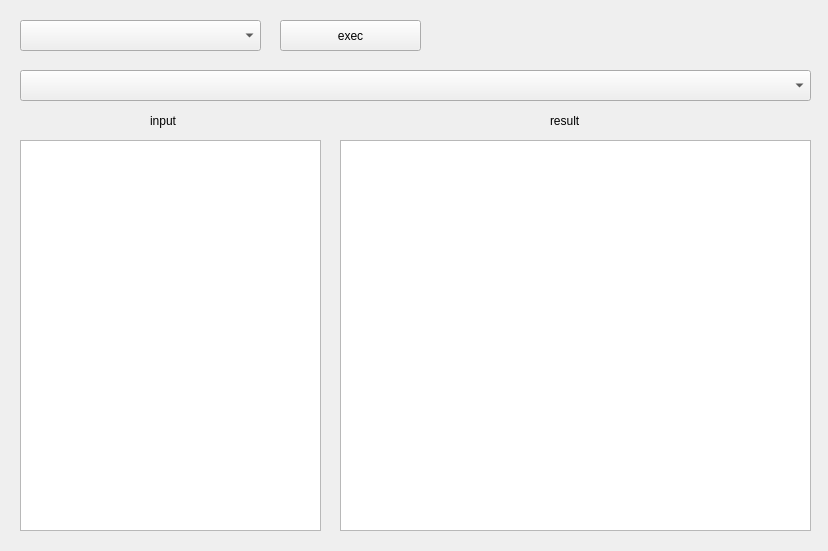
Before: the Qt Designer form widget.ui in CongXue0/DataStructure, drawn with Qt 5.
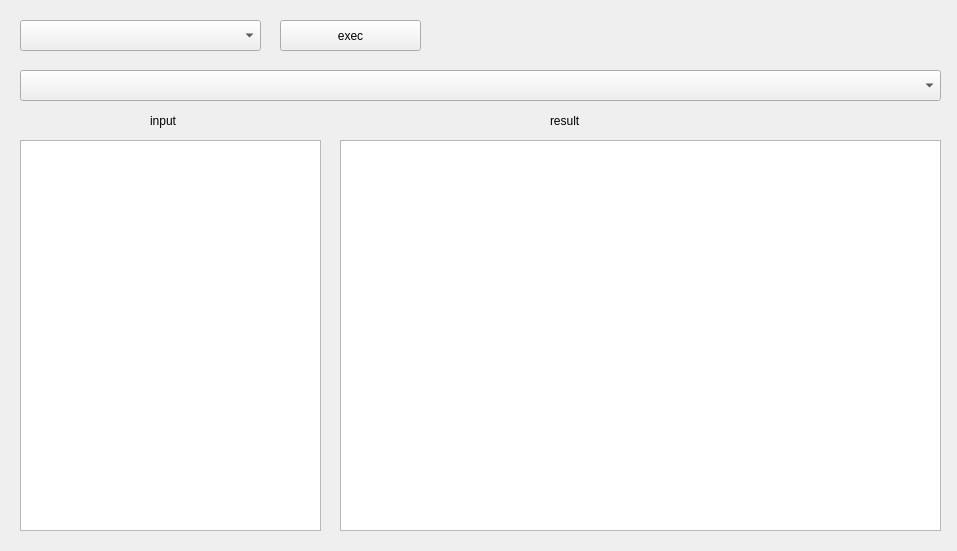
After: the same form once the commit is applied.

What changed in the file:
```diff
--- a/widget.ui
+++ b/widget.ui
@@ -6,7 +6,7 @@
    <rect>
     <x>0</x>
     <y>0</y>
-    <width>828</width>
+    <width>957</width>
     <height>551</height>
    </rect>
   </property>
@@ -28,7 +28,7 @@
     <rect>
      <x>20</x>
      <y>70</y>
-     <width>791</width>
+     <width>921</width>
      <height>31</height>
     </rect>
    </property>
@@ -51,7 +51,7 @@
     <rect>
      <x>340</x>
      <y>140</y>
-     <width>471</width>
+     <width>601</width>
      <height>391</height>
     </rect>
    </property>
```
